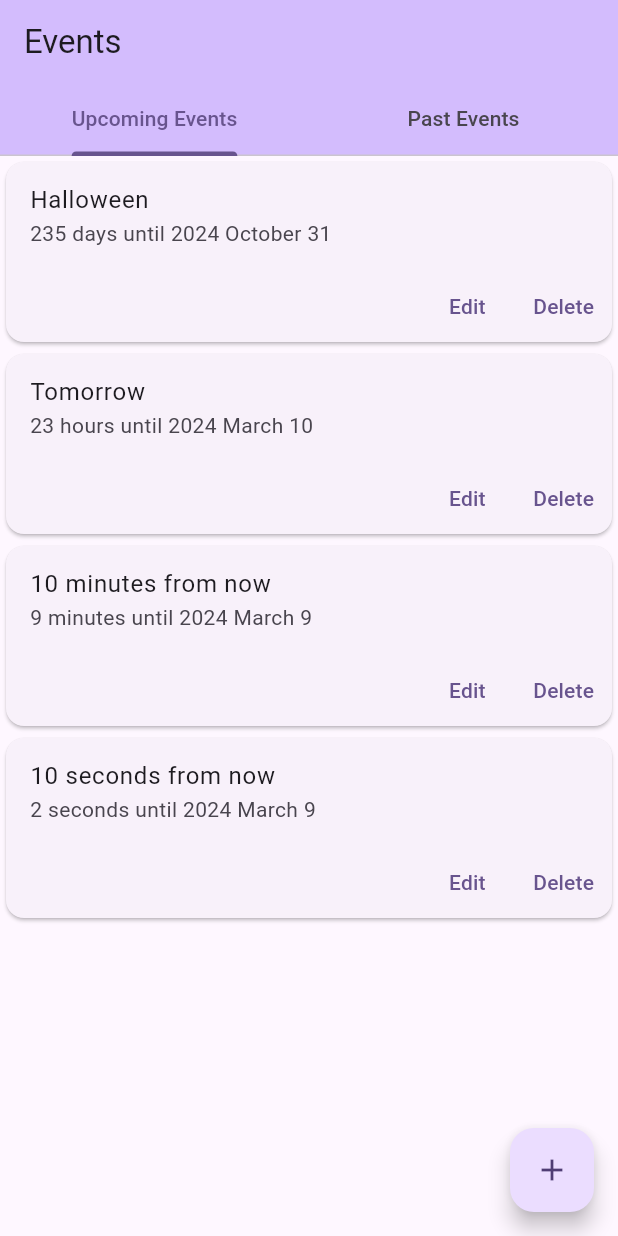
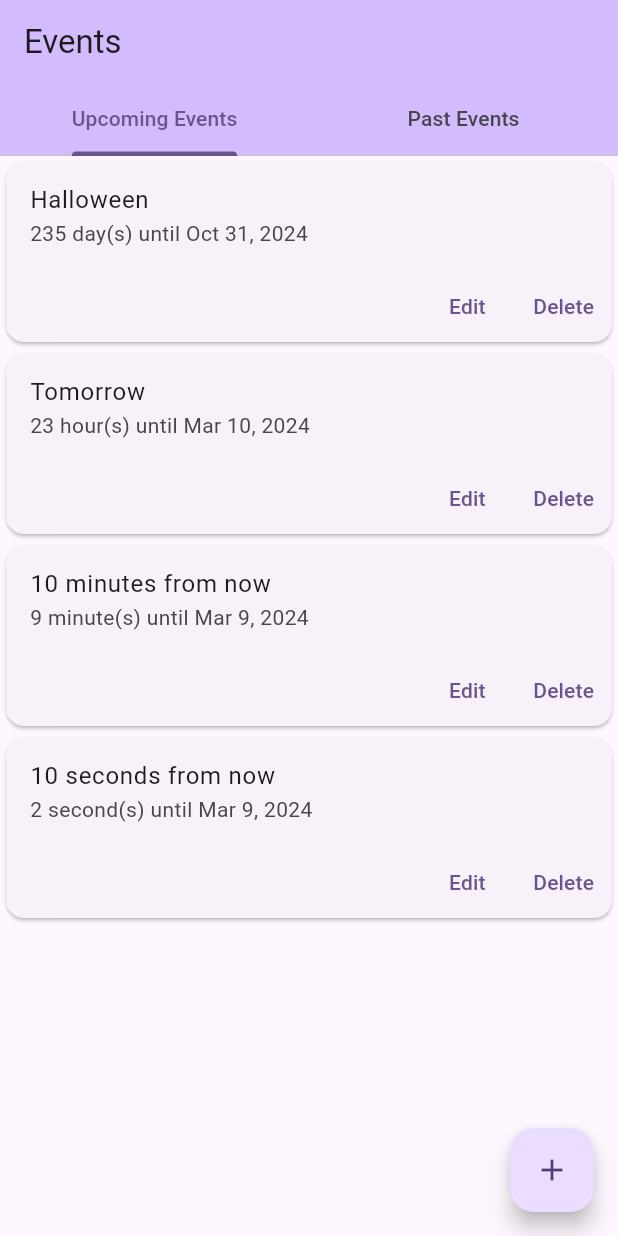
Before and after one commit to qunm00/countdown-timer, a Flutter app: the screen it shows after launch, on a phone screen of 412 x 824 dp. Run offline on Flutter 3.47's test engine with Material 3 defaults, Android fonts, the phone set to English and light mode, and no system bars.

Commit message:
fix show displayCountdown, so that countdown is behaves correctly for pastEvents

```diff
--- a/lib/main.dart
+++ b/lib/main.dart
@@ -1,3 +1,5 @@
+import 'dart:async';
+
 import 'package:countdown_timer/src/views/edit_event.dart';
 import 'package:countdown_timer/src/views/events_list.dart';
 import 'package:countdown_timer/src/shared/classes/event.dart';
@@ -29,16 +31,30 @@ class MyApp extends StatelessWidget {
   }
 }
 
-class MyHomePage extends StatelessWidget {
+class MyHomePage extends StatefulWidget {
+  final String title;
   const MyHomePage({super.key, required this.title});
 
-  final String title;
+  @override
+  State<MyHomePage> createState() => _MyHomePageState();
+}
 
+class _MyHomePageState extends State<MyHomePage> {
   @override
   Widget build(BuildContext context) {
     var appState = context.watch<EventsModel>();
     var upcomingEvents = appState.upcomingEvents;
     var pastEvents = appState.pastEvents;
+    Timer.periodic(const Duration(seconds: 1), (timer) {
+      if (mounted) {
+        // TODO optimize so that the list only update when there is past event
+        // * does not need to periodically check
+        setState(() {
+          upcomingEvents = appState.upcomingEvents;
+          pastEvents = appState.pastEvents;
+        });
+      }
+    });
     return DefaultTabController(
         length: 2,
         child: Scaffold(
@@ -48,7 +64,7 @@ class MyHomePage extends StatelessWidget {
                 Tab(text: 'Upcoming Events'),
                 Tab(text: 'Past Events')
               ]),
-              title: Text(title)),
+              title: Text(widget.title)),
           body: TabBarView(children: [
             EventsList(events: upcomingEvents),
             EventsList(events: pastEvents),
--- a/lib/src/components/event_card.dart
+++ b/lib/src/components/event_card.dart
@@ -19,37 +19,32 @@ class _EventCardState extends State<EventCard> {
   @override
   Widget build(BuildContext context) {
     Event event = widget.event;
-    String on = DateFormat('y MMMM d').format(event.on);
+    String on = DateFormat('yMMMd').format(event.on);
     Duration duration = event.on.difference(DateTime.now());
-    int remainingDays = duration.inSeconds ~/ (24 * 60 * 60);
-    int remainingHours = (duration.inSeconds % (24 * 60 * 60)) ~/ (60 * 60);
-    int remainingMinutes = (duration.inSeconds % (60 * 60)) ~/ (60);
-    int remainingSeconds = (duration.inSeconds % (60));
 
     String displayCountdown() {
+      int absoluteDuration = duration.inSeconds.abs();
+      int remainingDays = absoluteDuration ~/ (24 * 60 * 60);
+      int remainingHours = (absoluteDuration % (24 * 60 * 60)) ~/ (60 * 60);
+      int remainingMinutes = (absoluteDuration % (60 * 60)) ~/ (60);
+      int remainingSeconds = (absoluteDuration % 60);
+      String prefix = duration > Duration.zero ? 'until' : 'ago on';
       if (remainingDays > 0) {
-        return '$remainingDays days until $on';
+        return '$remainingDays day(s) $prefix $on';
       }
       if (remainingHours > 0) {
-        return '$remainingHours hours until $on';
+        return '$remainingHours hour(s) $prefix $on';
       }
       if (remainingMinutes > 0) {
-        return '$remainingMinutes minutes until $on';
+        return '$remainingMinutes minute(s) $prefix $on';
       }
-      return '$remainingSeconds seconds until $on';
+      return '$remainingSeconds second(s) $prefix $on';
     }
 
     Timer.periodic(const Duration(seconds: 1), (timer) {
-      // TODO buggy when seconds is 0, then switch tab
-      // TODO past events are unhandled
-      // TODO current events become past events should automatilly be moved to past events
       if (mounted && duration > const Duration(seconds: 0)) {
         setState(() {
           duration = event.on.difference(DateTime.now());
-          remainingDays = duration.inSeconds ~/ (24 * 60 * 60);
-          remainingHours = (duration.inSeconds % (24 * 60 * 60)) ~/ (60 * 60);
-          remainingMinutes = (duration.inSeconds % (60 * 60)) ~/ (60);
-          remainingSeconds = (duration.inSeconds % 60);
         });
       }
     });
@@ -65,7 +60,7 @@ class _EventCardState extends State<EventCard> {
         ),
         Row(mainAxisAlignment: MainAxisAlignment.end, children: [
           TextButton(
-              // TODO what happens when edit?
+              // TODO edit button
               onPressed: () => (debugPrint('edit')),
               child: const Text('Edit')),
           TextButton(
--- a/lib/src/shared/providers/events.dart
+++ b/lib/src/shared/providers/events.dart
@@ -3,6 +3,7 @@ import 'package:flutter/material.dart';
 
 class EventsModel extends ChangeNotifier {
   // TODO sorted by on
+  // TODO persistence in memory
   List<Event> events = [
     Event("Valentine's Day", DateTime(2024, 02, 14)),
     Event('Halloween', DateTime(2024, 10, 31)),
--- a/lib/src/views/edit_event.dart
+++ b/lib/src/views/edit_event.dart
@@ -1,9 +1,6 @@
 import 'package:countdown_timer/src/shared/classes/event.dart';
 import 'package:countdown_timer/src/shared/providers/events.dart';
-import 'package:countdown_timer/src/views/events_list.dart';
 import 'package:flutter/material.dart';
-import 'package:flutter/rendering.dart';
-import 'package:flutter/widgets.dart';
 import 'package:intl/intl.dart';
 import 'package:provider/provider.dart';
 
```
Also changed, not shown: 1 other file.
